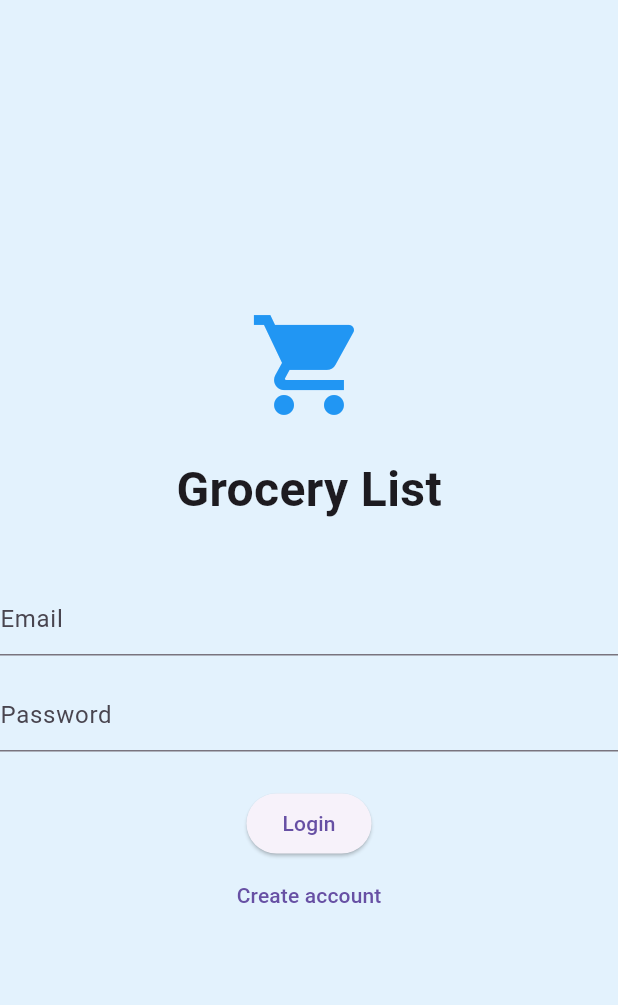
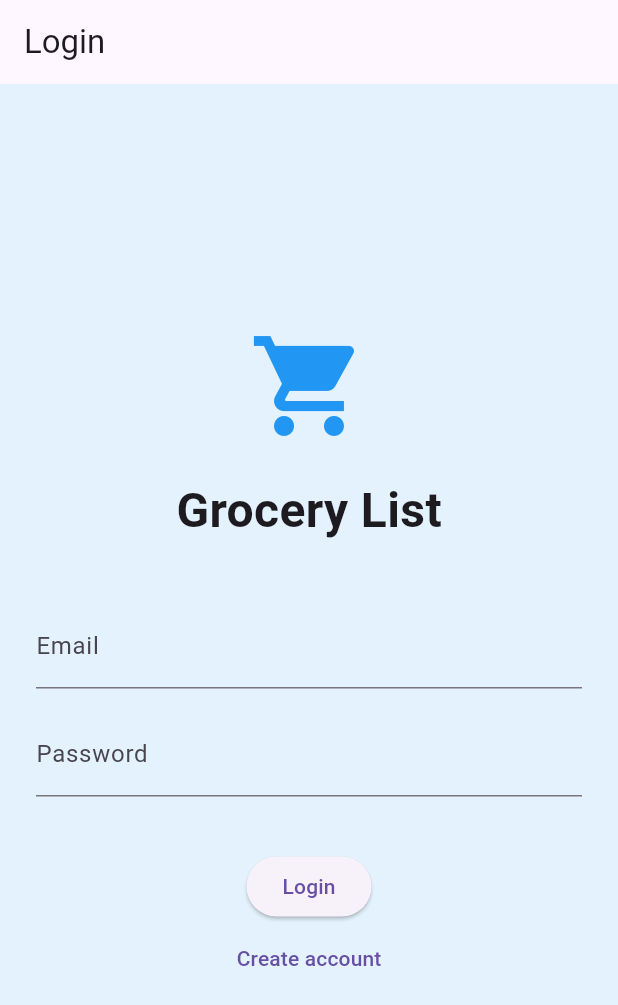
Before and after one commit to Senior-Project-Blue-Grocery/grocery-list-mobile-app, a Flutter app: the screen it shows after launch, on a phone screen of 412 x 824 dp. Shown: the top 1005 px of the screen. Run offline on Flutter 3.47's test engine with Material 3 defaults, Android fonts, the light colour scheme and no system bars; our stand-ins replace firebase_auth, firebase_core; accounts and stored records are empty.

Commit message:
Basic login, register, and home screen. Authentication not working yet

```diff
--- a/grocery_app/lib/screens/login_screen.dart
+++ b/grocery_app/lib/screens/login_screen.dart
@@ -25,17 +25,28 @@ class _LoginScreenState extends State<LoginScreen> {
         password: passwordController.text.trim()
         );
 
+
+        /*
         if (mounted) {
           Navigator.pushReplacement(
             context,
             MaterialPageRoute(builder: (builder) => const HomeScreen()),
             );
         }
-    } catch (e) {
+        */
+
+    } on FirebaseAuthException catch (e) {
+      setState(() {
+        errorMessage = e.message ?? 'Login failed';
+      });
+    }
+
+    /*catch (e) {
       ScaffoldMessenger.of(context).showSnackBar(
         const SnackBar(content: Text("Login failed"))
         );
     }
+    */
   }
 
   Future<void> signUp() async {
@@ -45,27 +56,37 @@ class _LoginScreenState extends State<LoginScreen> {
         password: passwordController.text.trim()
         );
 
+        /*
         if (mounted) {
           Navigator.pushReplacement(
             context,
             MaterialPageRoute(builder: (builder) => const HomeScreen()),
           );
         }
-    } catch (e) {
+        */
+
+    } on FirebaseAuthException catch (e) {
+      setState(() {
+        errorMessage = e.message ?? 'Signup failed';
+      });
+    }
+    /*
+    catch (e) {
       ScaffoldMessenger.of(context).showSnackBar(
         const SnackBar(content: Text("Sign up failed"))
         );
     }
+    */
   }
 
   @override
   Widget build(BuildContext context) {
     return Scaffold(
+      appBar: AppBar(title: const Text('Login')),
       backgroundColor: Colors.blue[50],
-      body: Center(
-        child:
-          //padding: const EdgeInsets.all(24.0)),
-          Column(
+      body: Padding(
+          padding: const EdgeInsets.all(24.0),
+          child: Column(
             mainAxisAlignment: MainAxisAlignment.center,
             children: [
               const Icon(Icons.shopping_cart, size: 80, color: Colors.blue),
@@ -76,13 +97,27 @@ class _LoginScreenState extends State<LoginScreen> {
               ),
               const SizedBox(height: 40),
 
-              TextField(controller: emailController, decoration: const InputDecoration(hintText: "Email")),
+              TextField(
+                controller: emailController, decoration: const InputDecoration(labelText: "Email")),
               const SizedBox(height: 16),
-              TextField(controller: passwordController, obscureText: true, decoration: const InputDecoration(hintText: "Password")),
+              TextField(
+                controller: passwordController,
+                obscureText: true,
+                decoration: const InputDecoration(labelText: "Password")),
               const SizedBox(height: 24),
 
-              ElevatedButton(onPressed: signIn, child: const Text("Login")),
-              TextButton(onPressed: () {
+              if (errorMessage.isNotEmpty)
+                Text(errorMessage, style: const TextStyle(color: Colors.red)),
+
+              const SizedBox(height: 12),
+
+              ElevatedButton(
+                onPressed: signIn,
+                child: const Text("Login")
+                ),
+
+              TextButton(
+                onPressed: () {
                 Navigator.push(
                   context,
                   MaterialPageRoute(builder: (builder) => RegisterScreen()),
```
